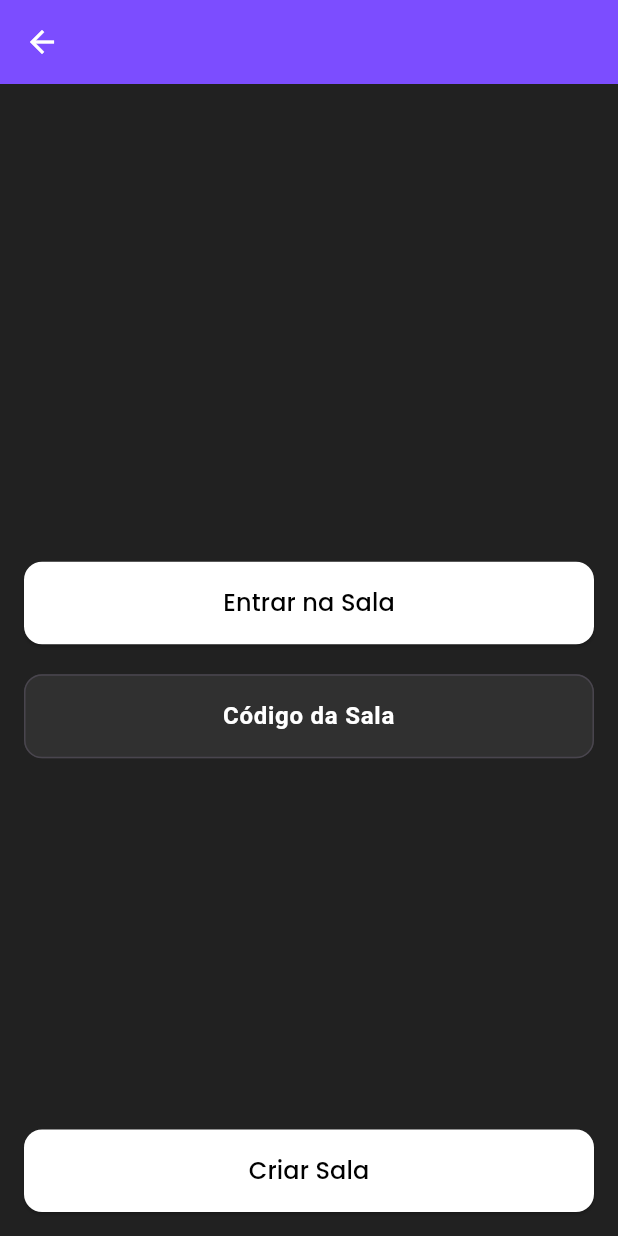
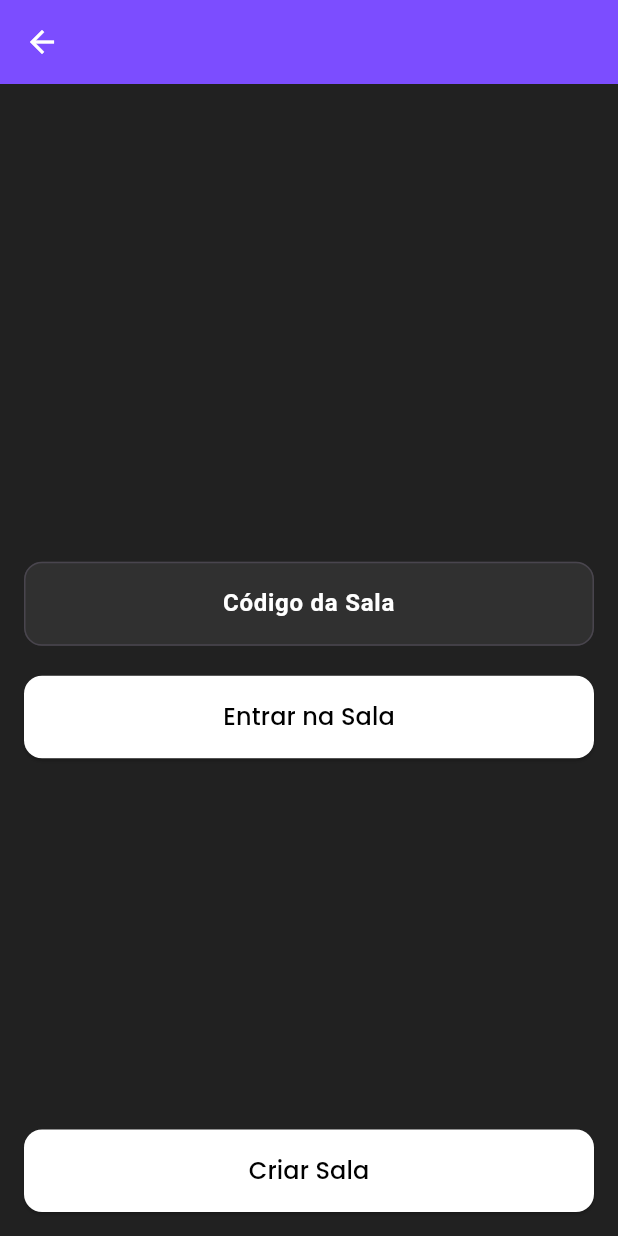
Before and after one commit to ErnestoMoraes/triviapp, a Flutter app: the RoomScreen screen opened directly, on a phone screen of 412 x 824 dp. Run offline on Flutter 3.47's test engine with Material 3 defaults, Android fonts, the phone set to English and light mode, and no system bars; our stand-ins replace cloud_firestore, dio, firebase_auth, firebase_core, flip_card, flutter_svg and 3 more; accounts and stored records are empty.

Commit message:
ainda meio boca, mas ta valendo!

```diff
--- a/lib/screens/room_screen.dart
+++ b/lib/screens/room_screen.dart
@@ -27,7 +27,8 @@ class _RoomScreenState extends State<RoomScreen> {
       ),
       body: Stack(
         children: [
-          Positioned(
+          MediaQuery.of(context).viewInsets.bottom == 0
+              ? Positioned(
                   bottom: 0,
                   right: 0,
                   left: 0,
@@ -59,13 +60,36 @@ class _RoomScreenState extends State<RoomScreen> {
                       ),
                     ),
                   ),
-          ),
+                )
+              : const SizedBox.shrink(),
           Padding(
             padding: const EdgeInsets.all(16.0),
             child: Column(
               mainAxisAlignment: MainAxisAlignment.center,
               crossAxisAlignment: CrossAxisAlignment.center,
               children: [
+                TextField(
+                  textAlign: TextAlign.center,
+                  controller: _roomIdController,
+                  style: const TextStyle(
+                    color: Colors.white,
+                    fontSize: 16,
+                    fontWeight: FontWeight.bold,
+                  ),
+                  decoration: InputDecoration(
+                    hintText: "Código da Sala",
+                    hintStyle: const TextStyle(color: Colors.white),
+                    filled: true,
+                    fillColor: Colors.grey[850],
+                    border: OutlineInputBorder(
+                      borderRadius: BorderRadius.circular(12),
+                      borderSide: const BorderSide(
+                        color: Colors.white,
+                      ),
+                    ),
+                  ),
+                ),
+                const SizedBox(height: 20),
                 ElevatedButton(
                   onPressed: () {
                     _joinRoom(context);
@@ -91,28 +115,6 @@ class _RoomScreenState extends State<RoomScreen> {
                     ],
                   ),
                 ),
-                const SizedBox(height: 20),
-                TextField(
-                  textAlign: TextAlign.center,
-                  controller: _roomIdController,
-                  style: const TextStyle(
-                    color: Colors.white,
-                    fontSize: 16,
-                    fontWeight: FontWeight.bold,
-                  ),
-                  decoration: InputDecoration(
-                    hintText: "Código da Sala",
-                    hintStyle: const TextStyle(color: Colors.white),
-                    filled: true,
-                    fillColor: Colors.grey[850],
-                    border: OutlineInputBorder(
-                      borderRadius: BorderRadius.circular(12),
-                      borderSide: const BorderSide(
-                        color: Colors.white,
-                      ),
-                    ),
-                  ),
-                )
               ],
             ),
           ),
```
Also changed, not shown: lib/screens/trivia_screen.dart (+12 -6 lines), lib/services/multiplayer.dart (+23 -6 lines). Lines whose indentation alone changed are shown as unchanged.
